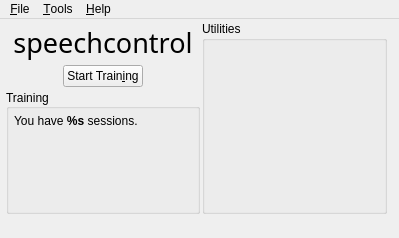
Above: ui/windows/main.ui from GunioRobot/speechcontrol before the change. Below: the same form after it.
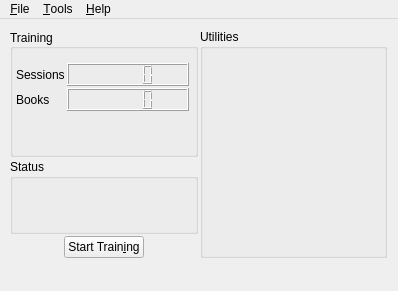
That is the form after the change. Icons and pictures are not drawn.

Diff of the .ui file:
```diff
--- a/ui/windows/main.ui
+++ b/ui/windows/main.ui
@@ -10,21 +10,15 @@
    <rect>
     <x>0</x>
     <y>0</y>
-    <width>399</width>
-    <height>238</height>
+    <width>398</width>
+    <height>291</height>
    </rect>
   </property>
-  <property name="minimumSize">
-   <size>
-    <width>399</width>
-    <height>238</height>
-   </size>
-  </property>
-  <property name="maximumSize">
-   <size>
-    <width>399</width>
-    <height>238</height>
-   </size>
+  <property name="sizePolicy">
+   <sizepolicy hsizetype="Fixed" vsizetype="Fixed">
+    <horstretch>0</horstretch>
+    <verstretch>0</verstretch>
+   </sizepolicy>
   </property>
   <property name="windowTitle">
    <string>SpeechControl</string>
@@ -40,36 +34,24 @@
    <bool>true</bool>
   </property>
   <widget class="QWidget" name="centralwidget">
-   <property name="minimumSize">
-    <size>
-     <width>399</width>
-     <height>197</height>
-    </size>
-   </property>
-   <property name="maximumSize">
-    <size>
-     <width>399</width>
-     <height>197</height>
-    </size>
-   </property>
    <widget class="QWidget" name="gridLayoutWidget">
     <property name="geometry">
      <rect>
-      <x>4</x>
-      <y>0</y>
-      <width>385</width>
-      <height>197</height>
+      <x>8</x>
+      <y>8</y>
+      <width>381</width>
+      <height>233</height>
      </rect>
     </property>
     <layout class="QGridLayout" name="gridLayout">
-     <item row="0" column="1" rowspan="3">
+     <item row="0" column="1" rowspan="5">
       <widget class="QGroupBox" name="groupBoxUtilities">
        <property name="title">
         <string>Utilities</string>
        </property>
       </widget>
      </item>
-     <item row="2" column="0">
+     <item row="0" column="0" rowspan="3">
       <widget class="QGroupBox" name="groupBoxTraining">
        <property name="sizePolicy">
         <sizepolicy hsizetype="Preferred" vsizetype="Expanding">
@@ -86,60 +68,41 @@
        <property name="flat">
         <bool>false</bool>
        </property>
-       <widget class="QLabel" name="labelSessionCount">
+       <widget class="QWidget" name="formLayoutWidget">
         <property name="geometry">
          <rect>
-          <x>8</x>
-          <y>24</y>
+          <x>4</x>
+          <y>32</y>
           <width>177</width>
-          <height>17</height>
+          <height>57</height>
          </rect>
         </property>
-        <property name="text">
-         <string>&lt;!DOCTYPE HTML PUBLIC &quot;-//W3C//DTD HTML 4.0//EN&quot; &quot;http://www.w3.org/TR/REC-html40/strict.dtd&quot;&gt;
-&lt;html&gt;&lt;head&gt;&lt;meta name=&quot;qrichtext&quot; content=&quot;1&quot; /&gt;&lt;style type=&quot;text/css&quot;&gt;
-p, li { white-space: pre-wrap; }
-&lt;/style&gt;&lt;/head&gt;&lt;body style=&quot; font-family:'Ubuntu'; font-size:9pt; font-weight:400; font-style:normal;&quot;&gt;
-&lt;p style=&quot; margin-top:0px; margin-bottom:0px; margin-left:0px; margin-right:0px; -qt-block-indent:0; text-indent:0px;&quot;&gt;You have &lt;span style=&quot; font-weight:600;&quot;&gt;%s&lt;/span&gt; sessions.&lt;/p&gt;&lt;/body&gt;&lt;/html&gt;</string>
-        </property>
+        <layout class="QFormLayout" name="formLayout">
+         <item row="0" column="0">
+          <widget class="QLabel" name="label_2">
+           <property name="text">
+            <string>Sessions</string>
+           </property>
+          </widget>
+         </item>
+         <item row="1" column="0">
+          <widget class="QLabel" name="label_3">
+           <property name="text">
+            <string>Books</string>
+           </property>
+          </widget>
+         </item>
+         <item row="0" column="1">
+          <widget class="QLCDNumber" name="lcdSession"/>
+         </item>
+         <item row="1" column="1">
+          <widget class="QLCDNumber" name="lcdBooks"/>
+         </item>
+        </layout>
        </widget>
       </widget>
      </item>
-     <item row="0" column="0">
-      <widget class="QLabel" name="label">
-       <property name="sizePolicy">
-        <sizepolicy hsizetype="Preferred" vsizetype="Maximum">
-         <horstretch>0</horstretch>
-         <verstretch>0</verstretch>
-        </sizepolicy>
-       </property>
-       <property name="minimumSize">
-        <size>
-         <width>194</width>
-         <height>42</height>
-        </size>
-       </property>
-       <property name="font">
-        <font>
-         <family>Ubuntu Mono</family>
-         <pointsize>20</pointsize>
-         <weight>50</weight>
-         <bold>false</bold>
-         <stylestrategy>PreferAntialias</stylestrategy>
-        </font>
-       </property>
-       <property name="text">
-        <string>speechcontrol</string>
-       </property>
-       <property name="scaledContents">
-        <bool>true</bool>
-       </property>
-       <property name="alignment">
-        <set>Qt::AlignCenter</set>
-       </property>
-      </widget>
-     </item>
-     <item row="1" column="0">
+     <item row="4" column="0">
       <layout class="QHBoxLayout" name="horizontalLayout">
        <item>
         <spacer name="horizontalSpacer">
@@ -194,10 +157,35 @@
        </item>
       </layout>
      </item>
+     <item row="3" column="0">
+      <widget class="QGroupBox" name="groupBox">
+       <property name="minimumSize">
+        <size>
+         <width>0</width>
+         <height>75</height>
+        </size>
+       </property>
+       <property name="title">
+        <string>Status</string>
+       </property>
+      </widget>
+     </item>
     </layout>
    </widget>
   </widget>
   <widget class="QStatusBar" name="statusBar">
+   <property name="minimumSize">
+    <size>
+     <width>0</width>
+     <height>20</height>
+    </size>
+   </property>
+   <property name="maximumSize">
+    <size>
+     <width>16777215</width>
+     <height>20</height>
+    </size>
+   </property>
    <property name="sizeGripEnabled">
     <bool>false</bool>
    </property>
@@ -207,7 +195,7 @@
     <rect>
      <x>0</x>
      <y>0</y>
-     <width>399</width>
+     <width>398</width>
      <height>22</height>
     </rect>
    </property>
```
